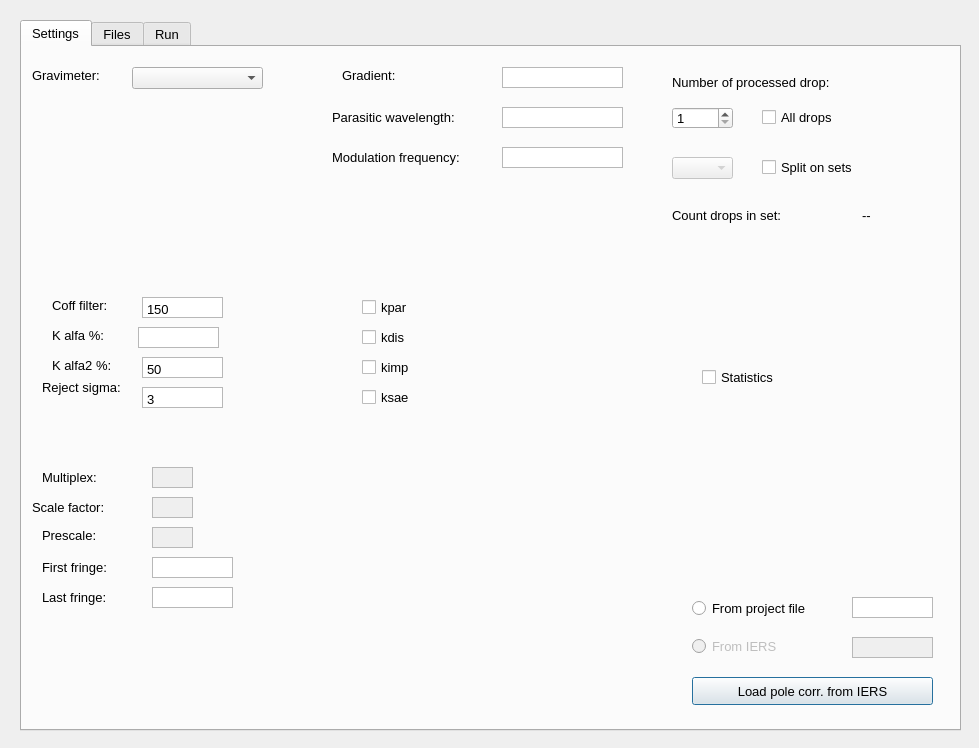
Qt form gui/compute.ui (milosvalko/Agdas) before a commit.
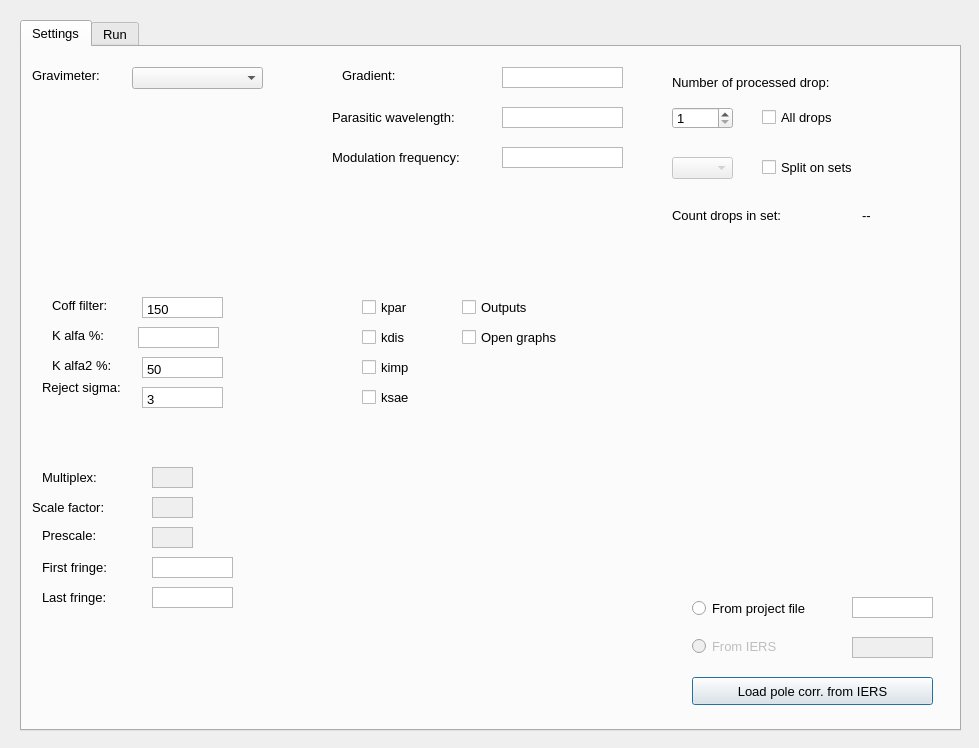
The same form after that commit.

```diff
--- a/gui/compute.ui
+++ b/gui/compute.ui
@@ -528,19 +528,6 @@
       <string>Reject sigma:</string>
      </property>
     </widget>
-    <widget class="QCheckBox" name="statistics">
-     <property name="geometry">
-      <rect>
-       <x>680</x>
-       <y>320</y>
-       <width>171</width>
-       <height>20</height>
-      </rect>
-     </property>
-     <property name="text">
-      <string>Statistics</string>
-     </property>
-    </widget>
     <widget class="QCheckBox" name="split_set">
      <property name="geometry">
       <rect>
@@ -721,42 +708,24 @@
       <string>ksae</string>
      </property>
     </widget>
-   </widget>
-   <widget class="QWidget" name="tab_3">
-    <attribute name="title">
-     <string>Files</string>
-    </attribute>
-    <widget class="QCheckBox" name="files">
+    <widget class="QCheckBox" name="outputs">
      <property name="geometry">
       <rect>
-       <x>20</x>
-       <y>20</y>
+       <x>440</x>
+       <y>250</y>
        <width>161</width>
        <height>20</height>
       </rect>
      </property>
      <property name="text">
-      <string>Save files</string>
-     </property>
-    </widget>
-    <widget class="QCheckBox" name="graph_save">
-     <property name="geometry">
-      <rect>
-       <x>240</x>
-       <y>30</y>
-       <width>161</width>
-       <height>31</height>
-      </rect>
-     </property>
-     <property name="text">
-      <string>Save graphs</string>
+      <string>Outputs</string>
      </property>
     </widget>
     <widget class="QCheckBox" name="open_graphs">
      <property name="geometry">
       <rect>
-       <x>270</x>
-       <y>70</y>
+       <x>440</x>
+       <y>280</y>
        <width>131</width>
        <height>20</height>
       </rect>
```
